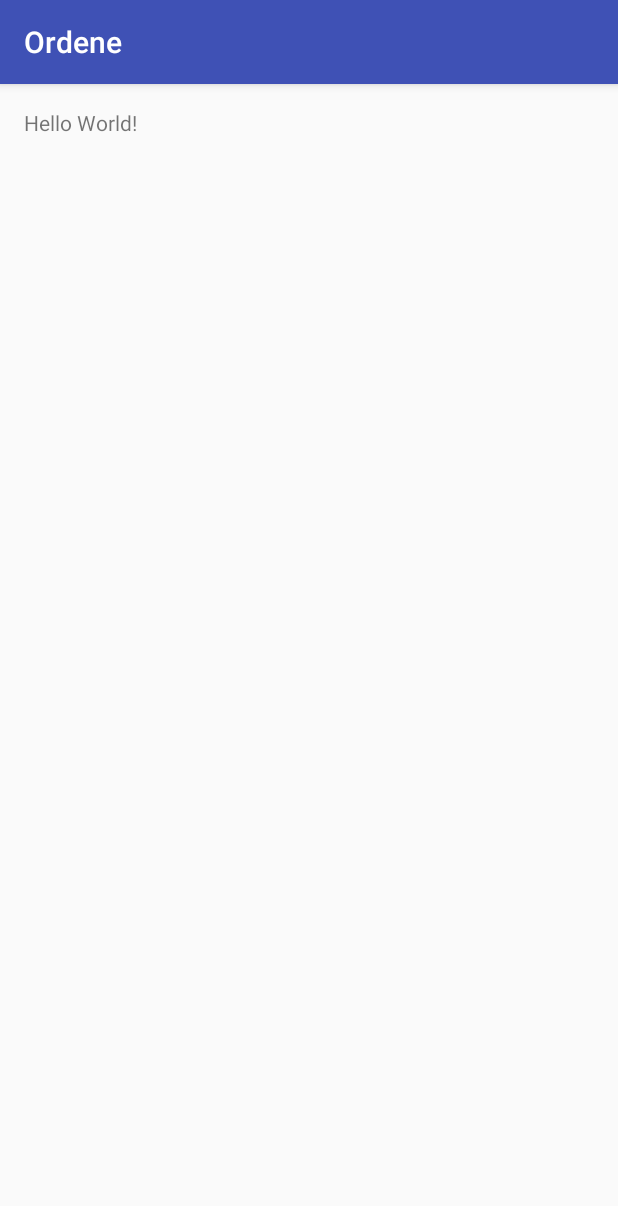
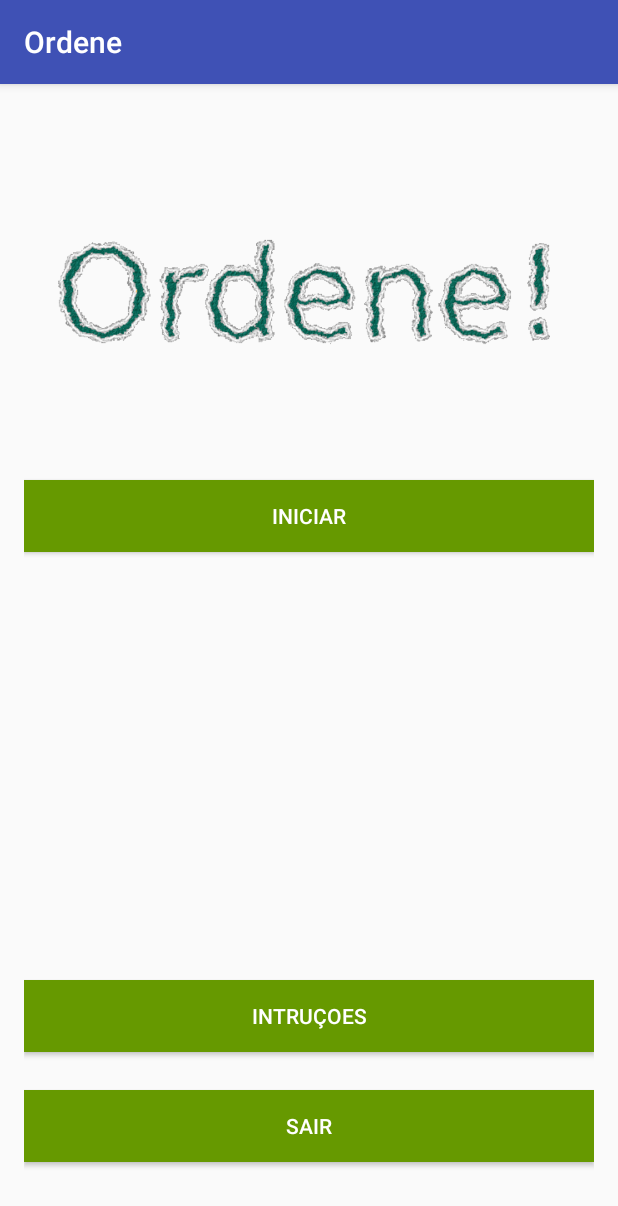
Before and after one commit to ecespindula/ordene, an Android app: the screen it shows after launch (MainActivity), on a phone screen of 412 x 824 dp. Shown: the top 1206 px of the screen. Run offline under Robolectric (Android 15) with nearby library versions, the phone set to English and light mode, and no system bars.

Commit message:
Main activity e Bubble activity

```diff
--- a/Ordene/app/build.gradle
+++ b/Ordene/app/build.gradle
@@ -25,5 +25,6 @@ dependencies {
         exclude group: 'com.android.support', module: 'support-annotations'
     })
     compile 'com.android.support:appcompat-v7:25.0.1'
+    compile 'com.android.support:design:25.0.1'
     testCompile 'junit:junit:4.12'
 }
--- a/Ordene/app/src/main/AndroidManifest.xml
+++ b/Ordene/app/src/main/AndroidManifest.xml
@@ -15,6 +15,10 @@
                 <category android:name="android.intent.category.LAUNCHER" />
             </intent-filter>
         </activity>
+        <activity
+            android:name=".BubbleActivity"
+            android:label="@string/title_activity_bubble"
+            android:theme="@style/AppTheme.NoActionBar"></activity>
     </application>
 
 </manifest>
--- a/Ordene/app/src/main/res/layout/activity_main.xml
+++ b/Ordene/app/src/main/res/layout/activity_main.xml
@@ -1,5 +1,6 @@
 <?xml version="1.0" encoding="utf-8"?>
 <RelativeLayout xmlns:android="http://schemas.android.com/apk/res/android"
+    xmlns:app="http://schemas.android.com/apk/res-auto"
     xmlns:tools="http://schemas.android.com/tools"
     android:id="@+id/activity_main"
     android:layout_width="match_parent"
@@ -10,8 +11,46 @@
     android:paddingTop="@dimen/activity_vertical_margin"
     tools:context="go.erick.ordene.MainActivity">
 
-    <TextView
+    <ImageView
         android:layout_width="wrap_content"
         android:layout_height="wrap_content"
-        android:text="Hello World!" />
+        app:srcCompat="@drawable/titulo"
+        android:id="@+id/imageView"
+        android:layout_alignParentLeft="true"
+        android:layout_alignParentStart="true" />
+
+    <Button
+        android:text="Iniciar"
+        android:layout_width="match_parent"
+        android:layout_height="wrap_content"
+        android:layout_below="@+id/imageView"
+        android:layout_centerHorizontal="true"
+        android:id="@+id/iniciar"
+        style="@style/Widget.AppCompat.Button.Colored"
+        android:background="@android:color/holo_green_dark" />
+
+    <Button
+        android:text="Sair"
+        android:layout_width="match_parent"
+        android:layout_height="wrap_content"
+        android:id="@+id/sair"
+        style="@style/Widget.AppCompat.Button.Colored"
+        android:background="@android:color/holo_green_dark"
+        android:layout_alignParentBottom="true"
+        android:layout_alignParentLeft="true"
+        android:layout_alignParentStart="true"
+        android:layout_marginBottom="33dp" />
+
+    <Button
+        android:text="Intruçoes"
+        android:layout_width="match_parent"
+        android:layout_height="wrap_content"
+        android:id="@+id/instrucoes"
+        style="@style/Widget.AppCompat.Button.Colored"
+        android:background="@android:color/holo_green_dark"
+        android:layout_above="@+id/sair"
+        android:layout_alignParentLeft="true"
+        android:layout_alignParentStart="true"
+        android:layout_marginBottom="25dp" />
+
 </RelativeLayout>
--- /dev/null
+++ b/Ordene/app/src/main/res/values-v21/styles.xml
@@ -0,0 +1,9 @@
+<resources>
+
+    <style name="AppTheme.NoActionBar">
+        <item name="windowActionBar">false</item>
+        <item name="windowNoTitle">true</item>
+        <item name="android:windowDrawsSystemBarBackgrounds">true</item>
+        <item name="android:statusBarColor">@android:color/transparent</item>
+    </style>
+</resources>
--- a/Ordene/app/src/main/res/values/dimens.xml
+++ b/Ordene/app/src/main/res/values/dimens.xml
@@ -2,4 +2,5 @@
     <!-- Default screen margins, per the Android Design guidelines. -->
     <dimen name="activity_horizontal_margin">16dp</dimen>
     <dimen name="activity_vertical_margin">16dp</dimen>
+    <dimen name="fab_margin">16dp</dimen>
 </resources>
--- a/Ordene/app/src/main/res/values/strings.xml
+++ b/Ordene/app/src/main/res/values/strings.xml
@@ -1,3 +1,4 @@
 <resources>
     <string name="app_name">Ordene</string>
+    <string name="title_activity_bubble">BubbleActivity</string>
 </resources>
--- a/Ordene/app/src/main/res/values/styles.xml
+++ b/Ordene/app/src/main/res/values/styles.xml
@@ -8,4 +8,13 @@
         <item name="colorAccent">@color/colorAccent</item>
     </style>
 
+    <style name="AppTheme.NoActionBar">
+        <item name="windowActionBar">false</item>
+        <item name="windowNoTitle">true</item>
+    </style>
+
+    <style name="AppTheme.AppBarOverlay" parent="ThemeOverlay.AppCompat.Dark.ActionBar" />
+
+    <style name="AppTheme.PopupOverlay" parent="ThemeOverlay.AppCompat.Light" />
+
 </resources>
```
Also changed, not shown: Ordene/app/src/main/java/go/erick/ordene/BubbleActivity.java (added, +29 -0 lines), Ordene/app/src/main/res/layout/activity_bubble.xml (added, +34 -0 lines), Ordene/app/src/main/res/layout/content_bubble.xml (added, +141 -0 lines), Ordene/app/src/main/res/drawable/bubble.png (added), Ordene/app/src/main/res/drawable/iniciar.png (added), Ordene/app/src/main/res/drawable/titulo.png (added).
